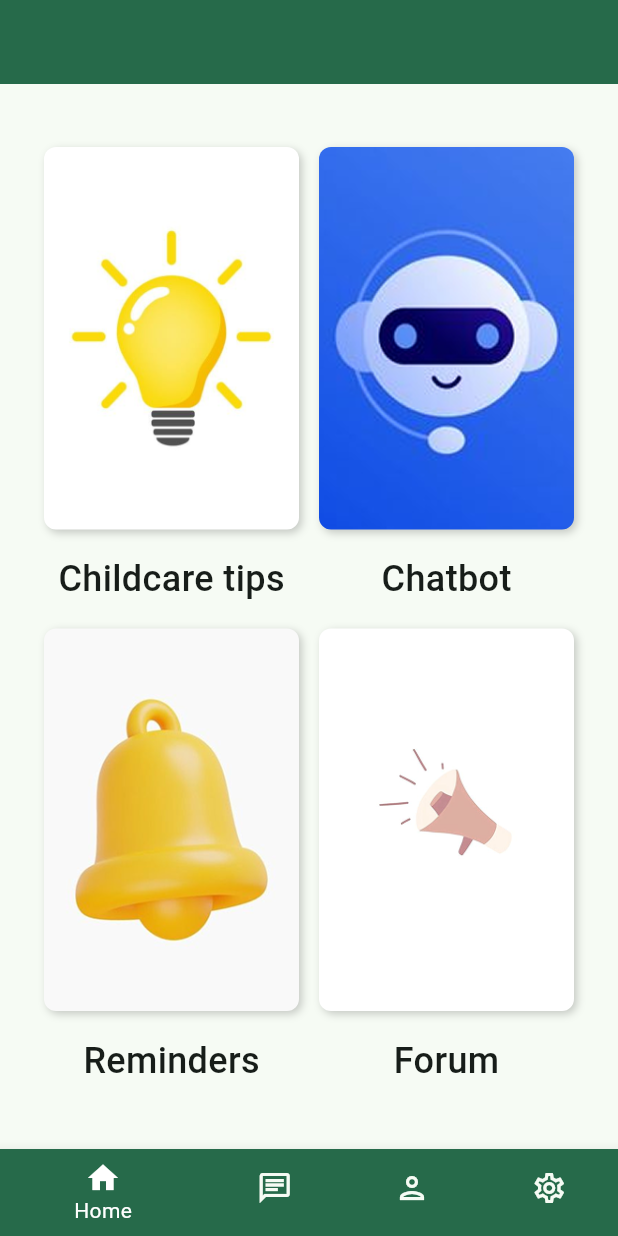
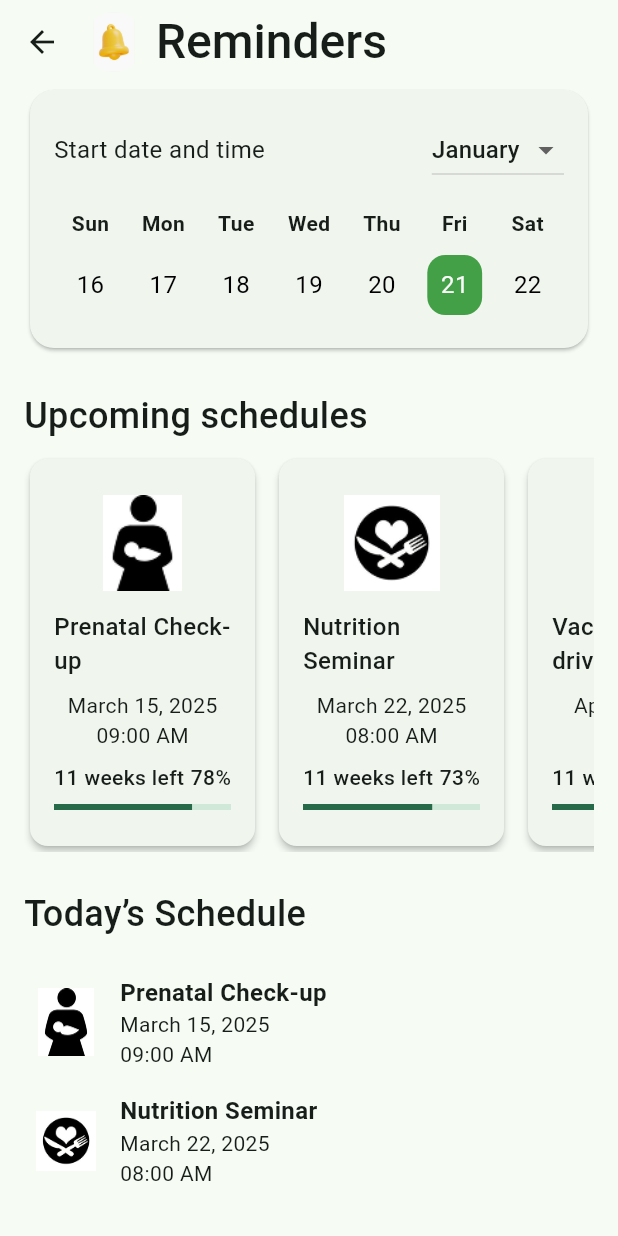
Before and after one commit to jPael/carenest, a Flutter app: the HomeLayoutPage screen opened directly, after a tap on "Reminders", on a phone screen of 412 x 824 dp. Run offline on Flutter 3.47's test engine with Material 3 defaults, Android fonts, the phone set to English and light mode, and no system bars; drawn by our look-alikes of table_calendar; our stand-ins replace fluttertoast.

Commit message:
wip on reminders section

```diff
--- /dev/null
+++ b/lib/components/home/reminders/reminders_calendar_section.dart
@@ -0,0 +1,96 @@
+import 'package:flutter/material.dart';
+import 'package:table_calendar/table_calendar.dart';
+
+class RemindersCalendarSection extends StatefulWidget {
+  const RemindersCalendarSection({super.key});
+
+  @override
+  State<RemindersCalendarSection> createState() => _RemindersCalendarSectionState();
+}
+
+class _RemindersCalendarSectionState extends State<RemindersCalendarSection> {
+  DateTime _selectedDay = DateTime.now();
+
+  @override
+  Widget build(BuildContext context) {
+    return Card(
+      shape: RoundedRectangleBorder(borderRadius: BorderRadius.circular(16)),
+      child: Padding(
+        padding: const EdgeInsets.all(8 * 2),
+        child: Column(
+          mainAxisSize: MainAxisSize.min,
+          children: [
+            Row(
+              mainAxisAlignment: MainAxisAlignment.spaceBetween,
+              children: [
+                const Text("Start date and time", style: TextStyle(fontSize: 8 * 2)),
+                DropdownButton<String>(
+                  value: "January",
+                  items: ["January", "February", "March"]
+                      .map((e) => DropdownMenuItem(value: e, child: Text(e)))
+                      .toList(),
+                  onChanged: (value) {},
+                ),
+              ],
+            ),
+            const SizedBox(height: 10),
+            TableCalendar(
+              focusedDay: _selectedDay,
+              firstDay: DateTime.utc(2022, 1, 1),
+              lastDay: DateTime.utc(2030, 12, 31),
+              selectedDayPredicate: (day) => isSameDay(_selectedDay, day),
+              onDaySelected: (selectedDay, focusedDay) {
+                setState(() {
+                  _selectedDay = selectedDay;
+                });
+              },
+              calendarFormat: CalendarFormat.week,
+              headerVisible: false,
+              daysOfWeekHeight: 30,
+              calendarBuilders: CalendarBuilders(
+                defaultBuilder: (context, date, _) {
+                  return Center(
+                    child: Text(date.day.toString(),
+                        style: TextStyle(fontSize: 16, color: Colors.black)),
+                  );
+                },
+                todayBuilder: (context, date, _) {
+                  return Center(
+                    child: Container(
+                      padding: EdgeInsets.symmetric(horizontal: 8 * 2, vertical: 8),
+                      decoration: BoxDecoration(
+                        color: Colors.green.shade300,
+                        borderRadius: BorderRadius.circular(12),
+                      ),
+                      child: Text(
+                        "${date.day}",
+                        style: TextStyle(color: Colors.white, fontWeight: FontWeight.bold),
+                      ),
+                    ),
+                  );
+                },
+              ),
+              daysOfWeekStyle: DaysOfWeekStyle(
+                weekdayStyle: TextStyle(fontWeight: FontWeight.bold),
+                weekendStyle: TextStyle(fontWeight: FontWeight.bold),
+              ),
+              calendarStyle: CalendarStyle(
+                isTodayHighlighted: true,
+                todayDecoration: BoxDecoration(
+                  color: Colors.green.shade300,
+                  shape: BoxShape.rectangle,
+                  borderRadius: BorderRadius.circular(12),
+                ),
+                selectedDecoration: BoxDecoration(
+                  color: Colors.green.shade600,
+                  shape: BoxShape.rectangle,
+                  borderRadius: BorderRadius.circular(12),
+                ),
+              ),
+            ),
+          ],
+        ),
+      ),
+    );
+  }
+}
--- /dev/null
+++ b/lib/components/home/reminders/reminders_card.dart
@@ -0,0 +1,102 @@
+import 'package:flutter/material.dart';
+import 'package:intl/intl.dart';
+import 'package:smartguide_app/utils/utils.dart';
+
+class RemindersCard extends StatefulWidget {
+  const RemindersCard(
+      {super.key, required this.title, required this.datetime, required this.iconSrc});
+
+  final String title;
+  final String iconSrc;
+  final DateTime datetime;
+
+  @override
+  State<RemindersCard> createState() => _RemindersCardState();
+}
+
+class _RemindersCardState extends State<RemindersCard> with TickerProviderStateMixin {
+  @override
+  Widget build(BuildContext context) {
+    final String date = DateFormat("MMMM d, y").format(widget.datetime);
+    final String time = DateFormat("hh:mm a").format(widget.datetime);
+
+    final DateTime monthOfConception = DateTime(2024, 12, 1);
+
+    final Duration totalDuration = widget.datetime.difference(monthOfConception);
+
+    final Duration difference = DateTime.now().difference(monthOfConception);
+
+    final int percentage = ((difference.inDays / totalDuration.inDays) * 100).clamp(0, 100).toInt();
+
+    String dayLeftReadable = Utils.formatDayLeft(difference);
+
+    final AnimationController progressController = AnimationController(
+        vsync: this, duration: const Duration(milliseconds: 300), value: percentage / 100)
+      ..addListener(() {
+        setState(() {});
+      });
+
+    return Card(
+      elevation: 2,
+      child: SizedBox(
+        width: 150,
+        child: Padding(
+          padding: const EdgeInsets.symmetric(vertical: 8 * 3, horizontal: 8.0 * 2),
+          child: Column(
+            mainAxisAlignment: MainAxisAlignment.start,
+            children: [
+              SizedBox(
+                height: 8 * 8,
+                child: Image.asset(
+                  widget.iconSrc,
+                  fit: BoxFit.cover,
+                ),
+              ),
+              const SizedBox(
+                height: 8 * 1.5,
+              ),
+              Text(
+                widget.title,
+                style: TextStyle(fontSize: 8 * 2, fontWeight: FontWeight.w500),
+              ),
+              const SizedBox(
+                height: 8,
+              ),
+              Text(date),
+              Text(time),
+              const SizedBox(
+                height: 8,
+              ),
+              Row(
+                mainAxisAlignment: MainAxisAlignment.spaceBetween,
+                children: [
+                  Text(
+                    dayLeftReadable,
+                    style: TextStyle(fontWeight: FontWeight.w500),
+                  ),
+                  Text("$percentage%",
+                      style: TextStyle(fontWeight: FontWeight.w500), textAlign: TextAlign.right),
+                ],
+              ),
+              const SizedBox(
+                height: 8,
+              ),
+              Row(
+                crossAxisAlignment: CrossAxisAlignment.start,
+                children: [
+                  SizedBox(
+                    width: 150 - 8 * 4,
+                    child: LinearProgressIndicator(
+                      color: Theme.of(context).colorScheme.primary,
+                      value: progressController.value,
+                    ),
+                  ),
+                ],
+              )
+            ],
+          ),
+        ),
+      ),
+    );
+  }
+}
--- /dev/null
+++ b/lib/components/home/reminders/reminders_header_section.dart
@@ -0,0 +1,36 @@
+import 'package:flutter/material.dart';
+
+class RemindersHeaderSection extends StatelessWidget {
+  const RemindersHeaderSection({super.key, required this.label});
+
+  final String label;
+
+  @override
+  Widget build(BuildContext context) {
+    return Row(spacing: 8, children: [
+      Hero(
+        tag: label,
+        child: Container(
+          height: 40,
+          width: 40,
+          clipBehavior: Clip.antiAlias,
+          decoration: BoxDecoration(
+            shape: BoxShape.circle,
+          ),
+          child: OverflowBox(
+            minHeight: 30,
+            minWidth: 30,
+            maxHeight: 40,
+            maxWidth: 40,
+            child: Image.asset("lib/assets/images/midwife_home_reminders_icon.png",
+                fit: BoxFit.contain),
+          ),
+        ),
+      ),
+      Text(
+        label,
+        style: TextStyle(fontSize: 8 * 4, fontWeight: FontWeight.w500),
+      )
+    ]);
+  }
+}
--- /dev/null
+++ b/lib/components/home/reminders/reminders_todays_schedule_item.dart
@@ -0,0 +1,48 @@
+import 'package:flutter/material.dart';
+import 'package:intl/intl.dart';
+
+class RemindersTodaysScheduleItem extends StatelessWidget {
+  const RemindersTodaysScheduleItem({
+    super.key,
+    required this.title,
+    required this.iconSrc,
+    required this.datetime,
+  });
+
+  final DateTime datetime;
+  final String title;
+  final String iconSrc;
+
+  @override
+  Widget build(BuildContext context) {
+    final String date = DateFormat("MMMM d, y").format(datetime);
+    final String time = DateFormat("hh:mm a").format(datetime);
+
+    return Padding(
+      padding: const EdgeInsets.symmetric(horizontal: 8.0),
+      child: Row(
+        spacing: 8 * 2,
+        children: [
+          SizedBox(
+            width: 40,
+            child: Image.asset(
+              iconSrc,
+              scale: 1.5,
+            ),
+          ),
+          Column(
+            crossAxisAlignment: CrossAxisAlignment.start,
+            children: [
+              Text(
+                title,
+                style: TextStyle(fontWeight: FontWeight.w600, fontSize: 8 * 2),
+              ),
+              Text(date),
+              Text(time)
+            ],
+          )
+        ],
+      ),
+    );
+  }
+}
--- /dev/null
+++ b/lib/components/home/reminders/reminders_todays_schedule_section.dart
@@ -0,0 +1,45 @@
+import 'package:flutter/material.dart';
+import 'package:smartguide_app/components/home/reminders/reminders_todays_schedule_item.dart';
+
+class RemindersTodaysScheduleSection extends StatefulWidget {
+  const RemindersTodaysScheduleSection({Key? key}) : super(key: key);
+
+  @override
+  _RemindersTodaysScheduleSectionState createState() => _RemindersTodaysScheduleSectionState();
+}
+
+class _RemindersTodaysScheduleSectionState extends State<RemindersTodaysScheduleSection> {
+  @override
+  Widget build(BuildContext context) {
+    return Column(
+      children: [
+        Row(
+          children: [
+            Text(
+              "Today’s Schedule",
+              style: TextStyle(fontSize: 8 * 3, fontWeight: FontWeight.w500),
+            ),
+          ],
+        ),
+        const SizedBox(
+          height: 8 * 3,
+        ),
+        Column(
+          spacing: 8 * 2,
+          children: [
+            RemindersTodaysScheduleItem(
+              title: "Prenatal Check-up",
+              datetime: DateTime(2025, 3, 15, 9, 0),
+              iconSrc: "lib/assets/images/reminders_card_prenatal_checkup_icon.png",
+            ),
+            RemindersTodaysScheduleItem(
+              title: "Nutrition Seminar",
+              datetime: DateTime(2025, 3, 22, 8, 0),
+              iconSrc: "lib/assets/images/reminders_card_nutrition_seminar_icon.png",
+            ),
+          ],
+        )
+      ],
+    );
+  }
+}
--- /dev/null
+++ b/lib/components/home/reminders/reminders_upcoming_schedule_section.dart
@@ -0,0 +1,49 @@
+import 'package:flutter/material.dart';
+import 'package:smartguide_app/components/home/reminders/reminders_card.dart';
+
+class RemindersUpcomingScheduleSection extends StatelessWidget {
+  const RemindersUpcomingScheduleSection({super.key});
+
+  @override
+  Widget build(BuildContext context) {
+    return Column(
+      crossAxisAlignment: CrossAxisAlignment.start,
+      children: [
+        Row(
+          children: [
+            Text(
+              "Upcoming schedules",
+              style: TextStyle(fontSize: 8 * 3, fontWeight: FontWeight.w500),
+            ),
+          ],
+        ),
+        const SizedBox(
+          height: 8,
+        ),
+        SingleChildScrollView(
+          scrollDirection: Axis.horizontal,
+          child: Row(
+            spacing: 8,
+            children: [
+              RemindersCard(
+                title: "Prenatal Check-up",
+                datetime: DateTime(2025, 3, 15, 9, 0),
+                iconSrc: "lib/assets/images/reminders_card_prenatal_checkup_icon.png",
+              ),
+              RemindersCard(
+                title: "Nutrition Seminar",
+                datetime: DateTime(2025, 3, 22, 8, 0),
+                iconSrc: "lib/assets/images/reminders_card_nutrition_seminar_icon.png",
+              ),
+              RemindersCard(
+                title: "Vaccination drive",
+                datetime: DateTime(2025, 4, 20, 10, 0),
+                iconSrc: "lib/assets/images/reminders_card_vaccination_drive_icon.png",
+              )
+            ],
+          ),
+        )
+      ],
+    );
+  }
+}
--- a/lib/pages/midwife/home/home_view.dart
+++ b/lib/pages/midwife/home/home_view.dart
@@ -2,6 +2,7 @@ import 'package:flutter/material.dart';
 import 'package:smartguide_app/components/home/card_button.dart';
 import 'package:smartguide_app/pages/midwife/chatbot/chatbot_page.dart';
 import 'package:smartguide_app/pages/midwife/childcare_tips/childcare_tips_page.dart';
+import 'package:smartguide_app/pages/midwife/reminders/reminders_page.dart';
 
 class HomeView extends StatelessWidget {
   const HomeView({super.key});
@@ -56,7 +57,8 @@ class HomeView extends StatelessWidget {
                     width: 180,
                   ),
                   label: "Reminders",
-                  onPressed: () {}),
+                  onPressed: () => Navigator.push(context,
+                      MaterialPageRoute(builder: (context) => RemindersPage(label: "Reminders")))),
               CardButton(
                   content: Image.asset(
                     "lib/assets/images/midwife_home_forum_icon.png",
--- /dev/null
+++ b/lib/pages/midwife/reminders/reminders_page.dart
@@ -0,0 +1,52 @@
+import 'package:flutter/material.dart';
+import 'package:smartguide_app/components/home/reminders/reminders_calendar_section.dart';
+import 'package:smartguide_app/components/home/reminders/reminders_header_section.dart';
+import 'package:smartguide_app/components/home/reminders/reminders_todays_schedule_section.dart';
+import 'package:smartguide_app/components/home/reminders/reminders_upcoming_schedule_section.dart';
+
+class RemindersPage extends StatefulWidget {
+  const RemindersPage({super.key, required this.label});
+
+  final String label;
+
+  @override
+  State<RemindersPage> createState() => _RemindersPageState();
+}
+
+class _RemindersPageState extends State<RemindersPage> {
+  @override
+  Widget build(BuildContext context) {
+    return Scaffold(
+      appBar: AppBar(
+        titleSpacing: 0,
+        title: RemindersHeaderSection(
+          label: widget.label,
+        ),
+      ),
+      body: SingleChildScrollView(
+        child: Column(
+          mainAxisSize: MainAxisSize.min,
+          children: [
+            // separated the header section because the image has its own margin due to image's dimention
+
+            Padding(
+                padding: const EdgeInsets.symmetric(horizontal: 8.0 * 2),
+                child: Column(
+                  children: [
+                    RemindersCalendarSection(),
+                    const SizedBox(
+                      height: 8 * 3,
+                    ),
+                    RemindersUpcomingScheduleSection(),
+                    const SizedBox(
+                      height: 8 * 3,
+                    ),
+                    RemindersTodaysScheduleSection()
+                  ],
+                )),
+          ],
+        ),
+      ),
+    );
+  }
+}
--- /dev/null
+++ b/lib/utils/utils.dart
@@ -0,0 +1,15 @@
+class Utils {
+  static String formatDayLeft(Duration difference) {
+    if (difference.inDays == 0) {
+      return "Today";
+    } else if (difference.inDays == 1) {
+      return "1 day left";
+    } else if (difference.inDays < 7) {
+      return "${difference.inDays} days left";
+    } else if (difference.inDays < 14) {
+      return "1 week left";
+    } else {
+      return "${(difference.inDays / 7).floor()} weeks left";
+    }
+  }
+}
--- a/pubspec.yaml
+++ b/pubspec.yaml
@@ -33,6 +33,7 @@ dependencies:
 
    intl: ^0.20.2
    fluttertoast: ^8.2.12
+   table_calendar: ^3.2.0
    # The following adds the Cupertino Icons font to your application.
    # Use with the CupertinoIcons class for iOS style icons.
    cupertino_icons: ^1.0.8
```
Also changed, not shown: lib/assets/images/reminders_card_nutrition_seminar_icon.png (added), lib/assets/images/reminders_card_prenatal_checkup_icon.png (added), lib/assets/images/reminders_card_vaccination_drive_icon.png (added), pubspec.lock, 4 other files.
